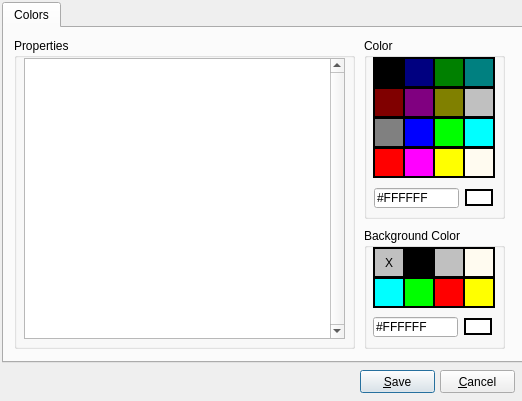
x64dbg/x64dbg, file x64_dbg_gui/Project/Src/Gui/AppearanceDialog.ui: the form before one commit.
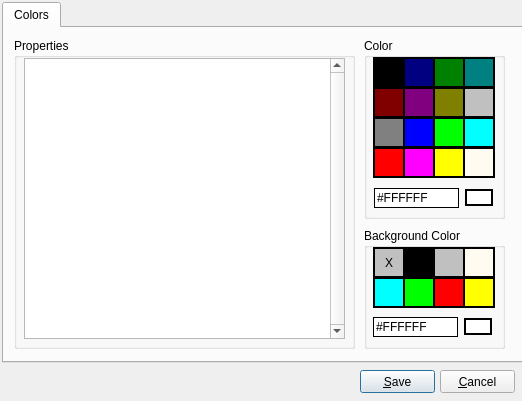
The form after the commit. Icons and pictures are not drawn.

Commit message: GUI: color setting for log and symbol log + use hexedit colors in ASCII and UNICODE edits

The edit to the form file:
```diff
--- a/x64_dbg_gui/Project/Src/Gui/AppearanceDialog.ui
+++ b/x64_dbg_gui/Project/Src/Gui/AppearanceDialog.ui
@@ -57,9 +57,15 @@
         <height>20</height>
        </rect>
       </property>
+      <property name="styleSheet">
+       <string notr="true">QLineEdit {border-style: outset; border-width: 1px; border-color: black}</string>
+      </property>
       <property name="text">
        <string>#FFFFFF</string>
       </property>
+      <property name="frame">
+       <bool>false</bool>
+      </property>
      </widget>
      <widget class="QPushButton" name="buttonColor">
       <property name="geometry">
@@ -355,9 +361,15 @@
         <height>20</height>
        </rect>
       </property>
+      <property name="styleSheet">
+       <string notr="true">QLineEdit {border-style: outset; border-width: 1px; border-color: black}</string>
+      </property>
       <property name="text">
        <string>#FFFFFF</string>
       </property>
+      <property name="frame">
+       <bool>false</bool>
+      </property>
      </widget>
      <widget class="QPushButton" name="buttonBackgroundColor">
       <property name="geometry">
```
The commit also changes 8 other files.
